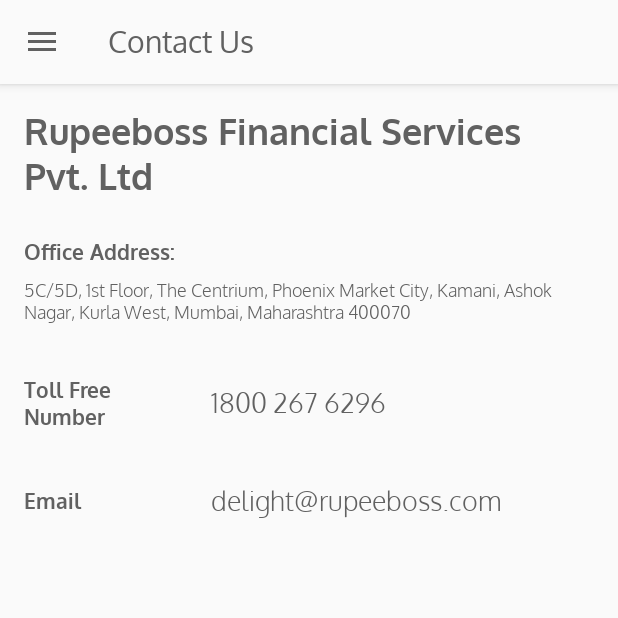
After one commit to pradeepmkhandekar/LeadManagement, an Android app: the fragment ContactUsFragment placed in its activity, on a phone screen of 412 x 824 dp, the top half of it. The commit adds this screen. Run offline under Robolectric (Android 15) with nearby library versions, the phone set to English and light mode, and no system bars.

Commit message:
title pop stack

```diff
--- /dev/null
+++ b/app/src/main/java/com/pb/leadmanagement/contactus/ContactUsFragment.kt
@@ -0,0 +1,31 @@
+package com.pb.leadmanagement.contactus
+
+
+import android.os.Bundle
+import android.support.v4.app.Fragment
+import android.view.LayoutInflater
+import android.view.View
+import android.view.ViewGroup
+
+import com.pb.leadmanagement.R
+import com.pb.leadmanagement.home.NavigationActivity
+
+
+/**
+ * A simple [Fragment] subclass.
+ */
+class ContactUsFragment : Fragment() {
+
+
+    override fun onCreateView(inflater: LayoutInflater, container: ViewGroup?,
+                              savedInstanceState: Bundle?): View? {
+        // Inflate the layout for this fragment
+        return inflater.inflate(R.layout.fragment_contact_us, container, false)
+    }
+
+    override fun onViewCreated(view: View, savedInstanceState: Bundle?) {
+        super.onViewCreated(view, savedInstanceState)
+        (view.context as NavigationActivity).setTitle("Contact Us")
+    }
+
+}// Required empty public constructor
--- a/app/src/main/java/com/pb/leadmanagement/dashboard/DashboardFragment.kt
+++ b/app/src/main/java/com/pb/leadmanagement/dashboard/DashboardFragment.kt
@@ -23,6 +23,7 @@ import kotlinx.android.synthetic.main.fragment_dashboard.*
 import kotlinx.android.synthetic.main.fragment_dashboard.view.*
 import android.animation.ObjectAnimator
 import android.graphics.Color
+import com.pb.leadmanagement.home.NavigationActivity
 
 
 /**
@@ -38,6 +39,11 @@ class DashboardFragment : Fragment(), OnClickListener {
         val view = inflater.inflate(R.layout.fragment_dashboard, container, false)
         setListener(view)
         return view
+    }
+
+    override fun onViewCreated(view: View, savedInstanceState: Bundle?) {
+        super.onViewCreated(view, savedInstanceState)
+        (view.context as NavigationActivity).setTitle("Generate Lead")
     }
 
     override fun onResume() {
--- a/app/src/main/java/com/pb/leadmanagement/profile/ProfileFragment.kt
+++ b/app/src/main/java/com/pb/leadmanagement/profile/ProfileFragment.kt
@@ -23,6 +23,7 @@ import com.pb.leadmanagement.core.facade.UserFacade
 import com.pb.leadmanagement.core.model.LoginEntity
 import com.pb.leadmanagement.core.response.LoginResponse
 import com.pb.leadmanagement.core.response.PincodeResponse
+import com.pb.leadmanagement.home.NavigationActivity
 import kotlinx.android.synthetic.main.fragment_profile.*
 import kotlinx.android.synthetic.main.fragment_profile.view.*
 
@@ -51,6 +52,11 @@ class ProfileFragment : Fragment(), View.OnClickListener, IResponseSubcriber {
         bindUserProfile(displayView)
 
         return displayView
+    }
+
+    override fun onViewCreated(view: View, savedInstanceState: Bundle?) {
+        super.onViewCreated(view, savedInstanceState)
+        (view.context as NavigationActivity).setTitle("Profile")
     }
 
 
--- a/app/src/main/java/com/pb/leadmanagement/reports/ReportsFragment.kt
+++ b/app/src/main/java/com/pb/leadmanagement/reports/ReportsFragment.kt
@@ -14,6 +14,7 @@ import android.view.ViewGroup
 import com.pb.leadmanagement.R
 import com.pb.leadmanagement.core.facade.UserFacade
 import com.pb.leadmanagement.health.HealthActivity
+import com.pb.leadmanagement.home.NavigationActivity
 import com.pb.leadmanagement.life.LifeActivity
 import com.pb.leadmanagement.loan.LoanActivity
 import com.pb.leadmanagement.motor.AddMotorLeadActivity
@@ -39,5 +40,10 @@ class ReportsFragment : Fragment() {
         return view
     }
 
+    override fun onViewCreated(view: View, savedInstanceState: Bundle?) {
+        super.onViewCreated(view, savedInstanceState)
+        (view.context as NavigationActivity).setTitle("Reports")
+    }
+
 
 }// Required empty public constructor
--- /dev/null
+++ b/app/src/main/res/layout/fragment_contact_us.xml
@@ -0,0 +1,86 @@
+<LinearLayout xmlns:android="http://schemas.android.com/apk/res/android"
+    xmlns:tools="http://schemas.android.com/tools"
+    android:layout_width="match_parent"
+    android:layout_height="match_parent"
+    android:layout_margin="@dimen/nav_header_vertical_spacing"
+    android:orientation="vertical"
+    tools:context="com.pb.leadmanagement.contactus.ContactUsFragment">
+
+    <TextView
+        style="@style/CustomTitle.Title"
+        android:layout_width="match_parent"
+        android:layout_height="wrap_content"
+        android:padding="@dimen/nav_header_vertical_spacing"
+        android:text="@string/rupeeboss_financial_services_pvt_ltd"
+        android:textSize="24sp" />
+
+
+    <TextView
+        style="@style/CustomTitle.Title"
+        android:layout_width="match_parent"
+        android:layout_height="wrap_content"
+        android:layout_marginTop="@dimen/activity_horizontal_margin"
+        android:paddingLeft="@dimen/nav_header_vertical_spacing"
+        android:text="Office Address:" />
+
+    <TextView
+        style="@style/CustomTitle.Medium"
+        android:layout_width="match_parent"
+        android:layout_height="wrap_content"
+        android:padding="@dimen/nav_header_vertical_spacing"
+        android:text="@string/address" />
+
+
+    <TableRow
+
+        android:layout_width="match_parent"
+        android:layout_height="wrap_content"
+        android:layout_marginTop="@dimen/activity_horizontal_margin"
+        android:padding="@dimen/nav_header_vertical_spacing">
+
+        <TextView
+            style="@style/CustomTitle.Title"
+            android:layout_width="0dp"
+            android:layout_height="match_parent"
+            android:layout_weight="0.3"
+            android:gravity="left|center"
+            android:text="Toll Free Number" />
+
+        <TextView
+            style="@style/CustomTitle.Medium"
+            android:layout_width="0dp"
+            android:layout_height="match_parent"
+            android:layout_marginLeft="@dimen/activity_horizontal_margin"
+            android:layout_weight="0.7"
+            android:gravity="left|center"
+            android:text="@string/contact_us"
+            android:textSize="18sp" />
+
+    </TableRow>
+
+    <TableRow
+        android:layout_width="match_parent"
+        android:layout_height="wrap_content"
+        android:layout_marginTop="@dimen/activity_horizontal_margin"
+        android:padding="@dimen/nav_header_vertical_spacing">
+
+        <TextView
+            style="@style/CustomTitle.Title"
+            android:layout_width="0dp"
+            android:layout_height="match_parent"
+            android:layout_weight="0.3"
+            android:gravity="left|center"
+            android:text="Email" />
+
+        <TextView
+            style="@style/CustomTitle.Medium"
+            android:layout_width="0dp"
+            android:layout_height="match_parent"
+            android:layout_marginLeft="@dimen/activity_horizontal_margin"
+            android:layout_weight="0.7"
+            android:gravity="left|center"
+            android:text="@string/email"
+            android:textSize="18sp" />
+
+    </TableRow>
+</LinearLayout>
--- a/app/src/main/res/menu/activity_navigation_drawer.xml
+++ b/app/src/main/res/menu/activity_navigation_drawer.xml
@@ -26,6 +26,11 @@
             android:title="Change password" />
 
         <item
+            android:id="@+id/nav_contact_us"
+            android:icon="@drawable/ic_contact_us"
+            android:title="Contact us" />
+
+        <item
             android:id="@+id/nav_logout"
             android:icon="@drawable/ic_logout"
             android:title="Logout" />
--- a/app/src/main/res/values/strings.xml
+++ b/app/src/main/res/values/strings.xml
@@ -294,4 +294,8 @@
     <string name="title_activity_loan">Add Loan Lead</string>
     <string name="title_activity_upload_image">Upload Document</string>
     <string name="title_activity_health_report">Health Report</string>
+    <string name="contact_us">1800 267 6296</string>
+    <string name="email">delight@rupeeboss.com</string>
+    <string name="rupeeboss_financial_services_pvt_ltd">Rupeeboss Financial Services Pvt. Ltd</string>
+    <string name="address">5C/5D, 1st Floor, The Centrium, Phoenix Market City, Kamani, Ashok Nagar, Kurla West, Mumbai, Maharashtra 400070</string>
 </resources>
```
Also changed, not shown: app/src/main/java/com/pb/leadmanagement/home/NavigationActivity.kt (+80 -7 lines), app/src/main/res/drawable-hdpi/ic_contact_us.png (added), app/src/main/res/drawable-mdpi/ic_contact_us.png (added), app/src/main/res/drawable-xhdpi/ic_contact_us.png (added), app/src/main/res/drawable-xxhdpi/ic_contact_us.png (added).
